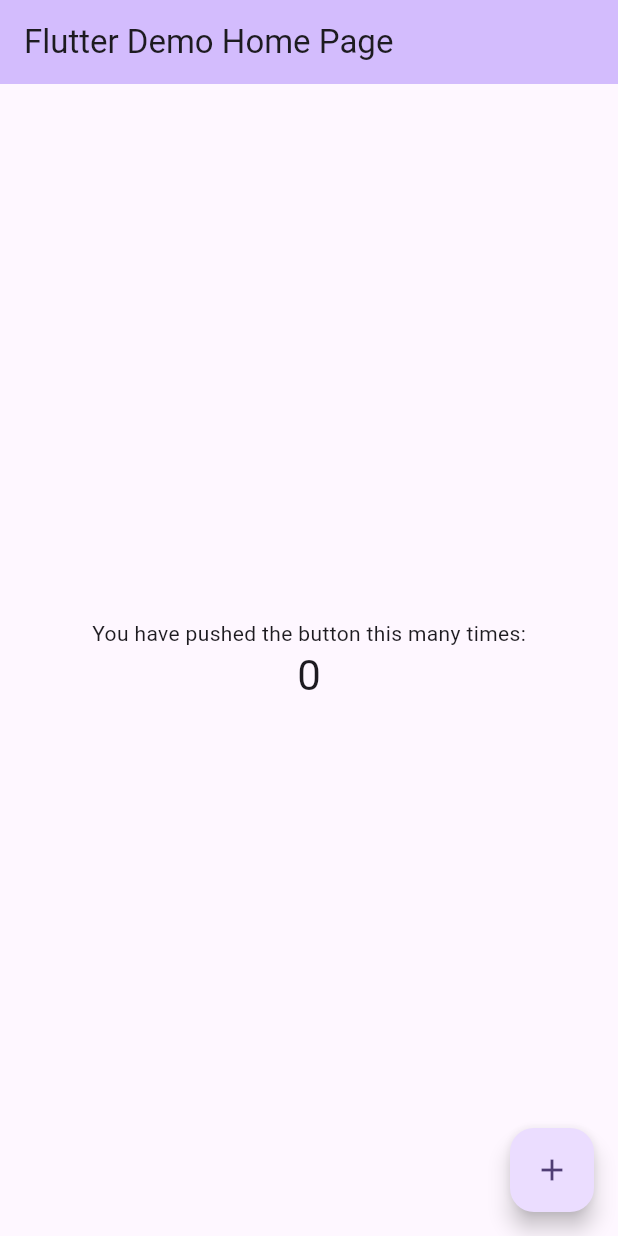
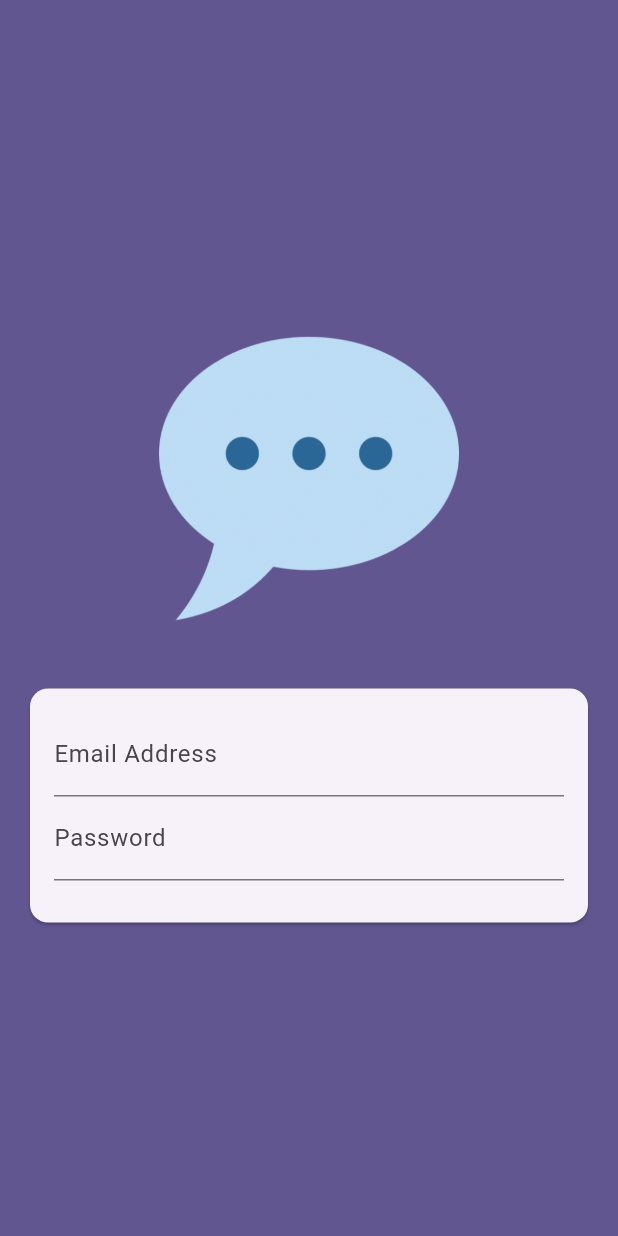
Before and after one commit to SaambPatil/chat_app, a Flutter app: the screen it shows after launch, on a phone screen of 412 x 824 dp. Run offline on Flutter 3.47's test engine with Material 3 defaults, Android fonts, the phone set to English and light mode, and no system bars.

Commit message:
Added login ui

```diff
--- a/lib/main.dart
+++ b/lib/main.dart
@@ -1,125 +1,23 @@
 import 'package:flutter/material.dart';
+import 'package:chatappp/screens/authenticationscreen.dart';
 
 void main() {
-  runApp(const MyApp());
+  runApp(const App());
 }
 
-class MyApp extends StatelessWidget {
-  const MyApp({super.key});
+class App extends StatelessWidget {
+  const App({super.key});
 
-  // This widget is the root of your application.
   @override
   Widget build(BuildContext context) {
     return MaterialApp(
-      title: 'Flutter Demo',
-      theme: ThemeData(
-        // This is the theme of your application.
-        //
-        // TRY THIS: Try running your application with "flutter run". You'll see
-        // the application has a purple toolbar. Then, without quitting the app,
-        // try changing the seedColor in the colorScheme below to Colors.green
-        // and then invoke "hot reload" (save your changes or press the "hot
-        // reload" button in a Flutter-supported IDE, or press "r" if you used
-        // the command line to start the app).
-        //
-        // Notice that the counter didn't reset back to zero; the application
-        // state is not lost during the reload. To reset the state, use hot
-        // restart instead.
-        //
-        // This works for code too, not just values: Most code changes can be
-        // tested with just a hot reload.
-        colorScheme: ColorScheme.fromSeed(seedColor: Colors.deepPurple),
+      title: 'FlutterChat',
+      theme: ThemeData().copyWith(
         useMaterial3: true,
+        colorScheme: ColorScheme.fromSeed(
+            seedColor: const Color.fromARGB(255, 63, 17, 177)),
       ),
-      home: const MyHomePage(title: 'Flutter Demo Home Page'),
+      home: const AuthScreen(),
     );
   }
 }
-
-class MyHomePage extends StatefulWidget {
-  const MyHomePage({super.key, required this.title});
-
-  // This widget is the home page of your application. It is stateful, meaning
-  // that it has a State object (defined below) that contains fields that affect
-  // how it looks.
-
-  // This class is the configuration for the state. It holds the values (in this
-  // case the title) provided by the parent (in this case the App widget) and
-  // used by the build method of the State. Fields in a Widget subclass are
-  // always marked "final".
-
-  final String title;
-
-  @override
-  State<MyHomePage> createState() => _MyHomePageState();
-}
-
-class _MyHomePageState extends State<MyHomePage> {
-  int _counter = 0;
-
-  void _incrementCounter() {
-    setState(() {
-      // This call to setState tells the Flutter framework that something has
-      // changed in this State, which causes it to rerun the build method below
-      // so that the display can reflect the updated values. If we changed
-      // _counter without calling setState(), then the build method would not be
-      // called again, and so nothing would appear to happen.
-      _counter++;
-    });
-  }
-
-  @override
-  Widget build(BuildContext context) {
-    // This method is rerun every time setState is called, for instance as done
-    // by the _incrementCounter method above.
-    //
-    // The Flutter framework has been optimized to make rerunning build methods
-    // fast, so that you can just rebuild anything that needs updating rather
-    // than having to individually change instances of widgets.
-    return Scaffold(
-      appBar: AppBar(
-        // TRY THIS: Try changing the color here to a specific color (to
-        // Colors.amber, perhaps?) and trigger a hot reload to see the AppBar
-        // change color while the other colors stay the same.
-        backgroundColor: Theme.of(context).colorScheme.inversePrimary,
-        // Here we take the value from the MyHomePage object that was created by
-        // the App.build method, and use it to set our appbar title.
-        title: Text(widget.title),
-      ),
-      body: Center(
-        // Center is a layout widget. It takes a single child and positions it
-        // in the middle of the parent.
-        child: Column(
-          // Column is also a layout widget. It takes a list of children and
-          // arranges them vertically. By default, it sizes itself to fit its
-          // children horizontally, and tries to be as tall as its parent.
-          //
-          // Column has various properties to control how it sizes itself and
-          // how it positions its children. Here we use mainAxisAlignment to
-          // center the children vertically; the main axis here is the vertical
-          // axis because Columns are vertical (the cross axis would be
-          // horizontal).
-          //
-          // TRY THIS: Invoke "debug painting" (choose the "Toggle Debug Paint"
-          // action in the IDE, or press "p" in the console), to see the
-          // wireframe for each widget.
-          mainAxisAlignment: MainAxisAlignment.center,
-          children: <Widget>[
-            const Text(
-              'You have pushed the button this many times:',
-            ),
-            Text(
-              '$_counter',
-              style: Theme.of(context).textTheme.headlineMedium,
-            ),
-          ],
-        ),
-      ),
-      floatingActionButton: FloatingActionButton(
-        onPressed: _incrementCounter,
-        tooltip: 'Increment',
-        child: const Icon(Icons.add),
-      ), // This trailing comma makes auto-formatting nicer for build methods.
-    );
-  }
-}
--- /dev/null
+++ b/lib/screens/authenticationscreen.dart
@@ -0,0 +1,68 @@
+import 'package:flutter/material.dart';
+
+class AuthScreen extends StatefulWidget {
+  const AuthScreen({super.key});
+
+  @override
+  State<AuthScreen> createState() => _AuthScreenState();
+}
+
+class _AuthScreenState extends State<AuthScreen> {
+  @override
+  Widget build(BuildContext context) {
+    return Scaffold(
+      backgroundColor: Theme.of(context).colorScheme.primary,
+      body: Center(
+        child: SingleChildScrollView(
+          child: Column(
+            mainAxisAlignment: MainAxisAlignment.center,
+            children: [
+              Container(
+                margin: const EdgeInsets.only(
+                  top: 30,
+                  bottom: 20,
+                  left: 20,
+                  right: 20,
+                ),
+                width: 200,
+                child: Image.asset('assets/images/chat.png'),
+              ),
+              Card(
+                margin: const EdgeInsets.all(20),
+                child: SingleChildScrollView(
+                  child: Padding(
+                    padding: const EdgeInsets.all(16),
+                    child: Form(
+                      child: Column(
+                        mainAxisSize: MainAxisSize.min,
+                        children: [
+                          TextFormField(
+                            decoration: const InputDecoration(
+                              labelText: 'Email Address',
+                            ),
+                            keyboardType: TextInputType.emailAddress,
+                            autocorrect: false,
+                            textCapitalization: TextCapitalization.none,
+                          ),
+                          TextFormField(
+                            decoration: const InputDecoration(
+                              labelText: 'Password',
+                            ),
+                            obscureText: true,
+                          ),
+                          const SizedBox(
+                            height: 12,
+                          ),
+                        ],
+                      ),
+                    ),
+                  ),
+                ),
+              ),
+            ],
+          ),
+        ),
+      ),
+    );
+  }
+}
```
Also changed, not shown: pubspec.yaml (+3 -4 lines), assets/images/chat.png (added).
